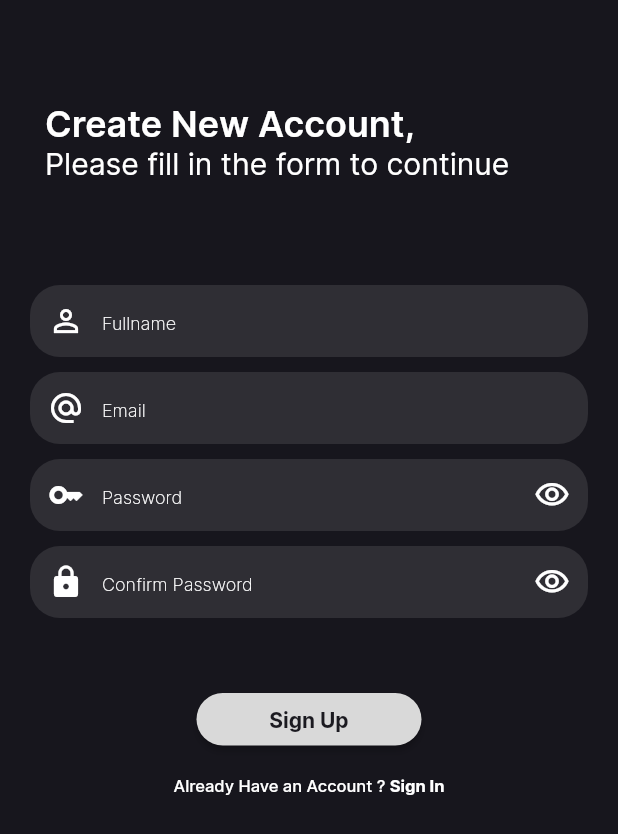
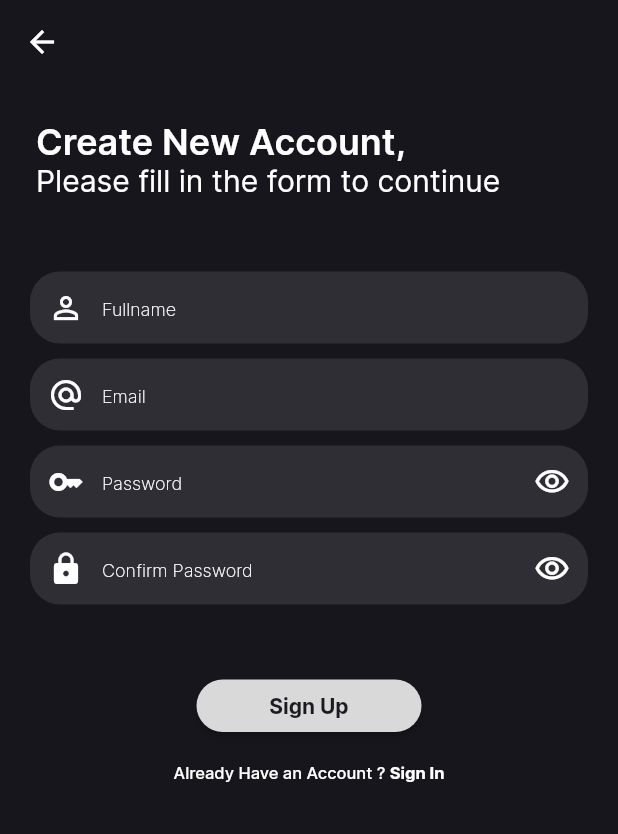
Before and after one commit to rhnzal/b2b-flutter, a Flutter app: the screen it shows after launch, after a tap on "Sign In", after a tap on "Sign Up", on a phone screen of 412 x 824 dp. Shown: the top 834 px of the screen. Run offline on Flutter 3.47's test engine with Material 2 defaults, Android fonts, the phone set to English and light mode, and no system bars; drawn by our look-alikes of rounded_loading_button; our stand-ins replace shared_preferences, webview_flutter; network calls fail.

Commit message:
back button register, keyboard typeinput email

```diff
--- a/lib/login.dart
+++ b/lib/login.dart
@@ -44,12 +44,14 @@ class _LoginState extends State<Login> {
                 // ignore: empty_statements
                 if (formKey.currentState!.validate()) {
                   var response = await http.post(
-                      Uri.parse("http://192.168.102.195:3000/api/auth/login"),
+                      // Uri.parse("https://sija-b2b.ronisetiawan.id/api/auth/login"),
+                      Uri.parse("https://sija-b2b.ronisetiawan.id/api/auth/login"),
                       headers: {
                         HttpHeaders.contentTypeHeader: 'application/json'
                       },
                       body:
                           json.encode({"email": email, "password": password}));
+                          print(response.body);
                   isSuccess = json.decode(response.body)['isSuccess'];
                   if (isSuccess) {
                     // var username = json.decode(response.body)['data']['fullName'];
@@ -147,6 +149,7 @@ class _LoginState extends State<Login> {
     Widget inputEmail = Container(
       padding: EdgeInsets.fromLTRB(20, 0, 20, 10),
       child: TextFormField(
+        keyboardType: TextInputType.emailAddress,
         cursorColor: Colors.white,
         style: TextStyle(color: Colors.white),
         decoration: InputDecoration(
@@ -285,7 +288,7 @@ class _LoginState extends State<Login> {
     //             // ignore: empty_statements
     //             if (formKey.currentState!.validate()) {
     //               var response = await http.post(
-    //                   Uri.parse("http://192.168.102.195:3000/api/auth/login"),
+    //                   Uri.parse("https://sija-b2b.ronisetiawan.id/api/auth/login"),
     //                   headers: {
     //                     HttpHeaders.contentTypeHeader: 'application/json'
     //                   },
@@ -409,7 +412,7 @@ class _LoginState extends State<Login> {
             //   tapTargetSize: MaterialTapTargetSize.shrinkWrap,
             // ),
             onPressed: () {
-              Navigator.pushReplacement(context,
+              Navigator.push(context,
                   MaterialPageRoute(builder: (context) {
                 //api/users/login
                 return Register();
--- a/lib/register.dart
+++ b/lib/register.dart
@@ -32,7 +32,7 @@ class _RegisterState extends State<Register> {
     if (formKey.currentState!.validate()) {
       var response = await http.post(
           Uri.parse(
-              "http://192.168.102.195:3000/api/users/register"),
+              "https://sija-b2b.ronisetiawan.id/api/users/register"),
           headers: {
             HttpHeaders.contentTypeHeader: 'application/json'
           },
@@ -41,6 +41,7 @@ class _RegisterState extends State<Register> {
             "email": regemail,
             "password": regpas,
           }));
+          print(response.body);
       print(response.body);
       isSuccess = json.decode(response.body)['isSuccess'];
       if(isSuccess){
@@ -210,11 +211,9 @@ class _RegisterState extends State<Register> {
 
   @override
   Widget build(BuildContext context) {
-    Widget welcomeRegister = Row(
-      mainAxisAlignment: MainAxisAlignment.start,
-      children: [
-        Padding(padding: EdgeInsets.fromLTRB(15, 150, 15, 40)),
-        Column(
+    Widget welcomeRegister = Padding(
+      padding: EdgeInsets.fromLTRB(24, 24, 24, 48),
+      child: Column(
       crossAxisAlignment: CrossAxisAlignment.start,
       children: [
         Text('Create New Account,',
@@ -230,9 +229,7 @@ class _RegisterState extends State<Register> {
                 color: Color.fromARGB(255, 255, 255, 255),
                 fontSize: 20))
       ],
-        ),
-      ],
-    );
+    ));
 
     Widget inputName = Container(
       padding: EdgeInsets.fromLTRB(20, 0, 20, 10),
@@ -277,6 +274,7 @@ class _RegisterState extends State<Register> {
     Widget regEmail = Container(
       padding: EdgeInsets.fromLTRB(20, 0, 20, 10),
       child: TextFormField(
+        keyboardType: TextInputType.emailAddress,
         cursorColor: Colors.white,
         style: TextStyle(color: Colors.white),
         decoration: InputDecoration(
@@ -481,9 +479,7 @@ class _RegisterState extends State<Register> {
             //   tapTargetSize: MaterialTapTargetSize.shrinkWrap,
             // ),
             onPressed: () {
-              Navigator.push(context, MaterialPageRoute(builder: (context) {
-                return Login();
-              }));
+              Navigator.pop(context);
             },
             child: Text(
               'Sign In',
@@ -499,6 +495,11 @@ class _RegisterState extends State<Register> {
     );
     return Scaffold(
       backgroundColor: const Color.fromARGB(255, 23, 22, 29),
+      appBar: AppBar(
+        backgroundColor: Colors.transparent,
+        elevation: 0,
+
+    ),
       body: Form(
         key: formKey,
         child: ScrollConfiguration(
--- a/lib/screen/historyscreen.dart
+++ b/lib/screen/historyscreen.dart
@@ -42,7 +42,7 @@ class _HistoryScreenState extends State<HistoryScreen> {
   Future<void> getActivity() async {
     var token = prefs.getString('token');
     final response = await http.get(
-        Uri.parse("http://192.168.102.195:3000/api/document"),
+        Uri.parse("https://sija-b2b.ronisetiawan.id/api/document"),
         headers: {HttpHeaders.authorizationHeader: 'Bearer $token'});
     // print(response.body);
     activity = json.decode(response.body)["data"];
--- a/lib/screen/homescreen.dart
+++ b/lib/screen/homescreen.dart
@@ -43,7 +43,7 @@ class _HomeScreenState extends State<HomeScreen> {
 
   Future<void> getActivity() async {
     var token = prefs.getString('token');
-    final response = await http.get(Uri.parse("http://192.168.102.195:3000/api/document"),
+    final response = await http.get(Uri.parse("https://sija-b2b.ronisetiawan.id/api/document"),
         headers: {HttpHeaders.authorizationHeader: 'Bearer $token'});
     // print(response.body);
     activity = json.decode(response.body)["data"];
@@ -86,7 +86,7 @@ class _HomeScreenState extends State<HomeScreen> {
           );
       }));
   var token = prefs.getString('token');
-  var response = await http.post(Uri.parse('http://192.168.102.195:3000/api/document/url'),
+  var response = await http.post(Uri.parse('https://sija-b2b.ronisetiawan.id/api/document/url'),
       headers: {
         HttpHeaders.contentTypeHeader:'application/json',
         HttpHeaders.authorizationHeader:'Bearer $token'
--- a/lib/screen/paymentscreen.dart
+++ b/lib/screen/paymentscreen.dart
@@ -39,7 +39,7 @@ class _PaymentScreenState extends State<PaymentScreen> {
 
   Future<void> getProduct() async{
     var token = prefs.getString('token');
-    var response = await http.get(Uri.parse('http://192.168.102.195:3000/api/product'),
+    var response = await http.get(Uri.parse('https://sija-b2b.ronisetiawan.id/api/product'),
     headers: {
       HttpHeaders.authorizationHeader: 'Bearer $token'
     }
@@ -174,7 +174,7 @@ class _PaymentScreenState extends State<PaymentScreen> {
               primary: const Color.fromARGB(255, 23, 22, 29), shape: const StadiumBorder()),
           onPressed: selected ? () async {
               var token = prefs.getString('token');
-              var response = await http.post(Uri.parse('http://192.168.102.195:3000/api/transaction/buy'),
+              var response = await http.post(Uri.parse('https://sija-b2b.ronisetiawan.id/api/transaction/buy'),
               headers: {
                 HttpHeaders.contentTypeHeader: 'application/json',
                 HttpHeaders.authorizationHeader: 'Bearer $token'
--- a/lib/screen/profilescreen.dart
+++ b/lib/screen/profilescreen.dart
@@ -41,7 +41,7 @@ class _ProfileScreenState extends State<ProfileScreen> {
   Future<void> getActivity() async {
     var token = prefs.getString('token');
     final response = await http.get(
-        Uri.parse("http://192.168.102.195:3000/api/document"),
+        Uri.parse("https://sija-b2b.ronisetiawan.id/api/document"),
         headers: {HttpHeaders.authorizationHeader: 'Bearer $token'});
     // print(response.body);
     activity = json.decode(response.body)["data"];
--- a/lib/screen/quotascreen.dart
+++ b/lib/screen/quotascreen.dart
@@ -37,7 +37,7 @@ class _QuotaScreenState extends State<QuotaScreen> {
   // Future<void> getActivity() async {
   //   var token = prefs.getString('token');
   //   final response = await http.get(
-  //       Uri.parse("http://192.168.102.195:3000/api/document"),
+  //       Uri.parse("https://sija-b2b.ronisetiawan.id/api/document"),
   //       headers: {HttpHeaders.authorizationHeader: 'Bearer $token'});
   //   // print(response.body);
   //   list = json.decode(response.body)["data"];
```
Lines whose indentation alone changed are shown as unchanged.
